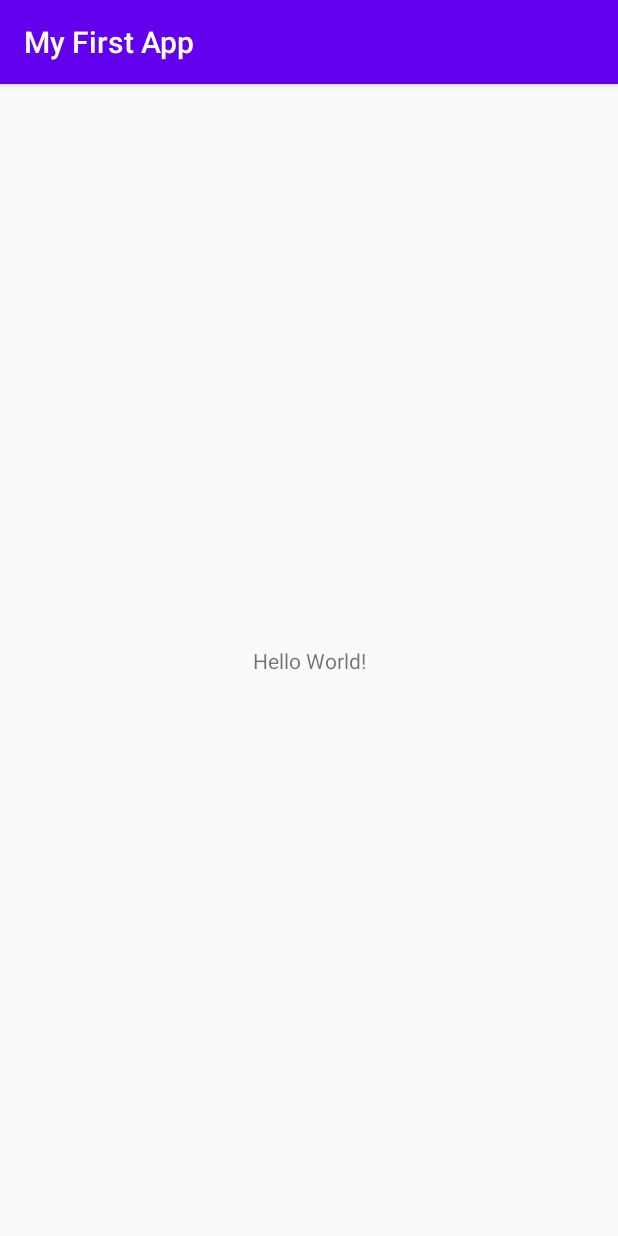
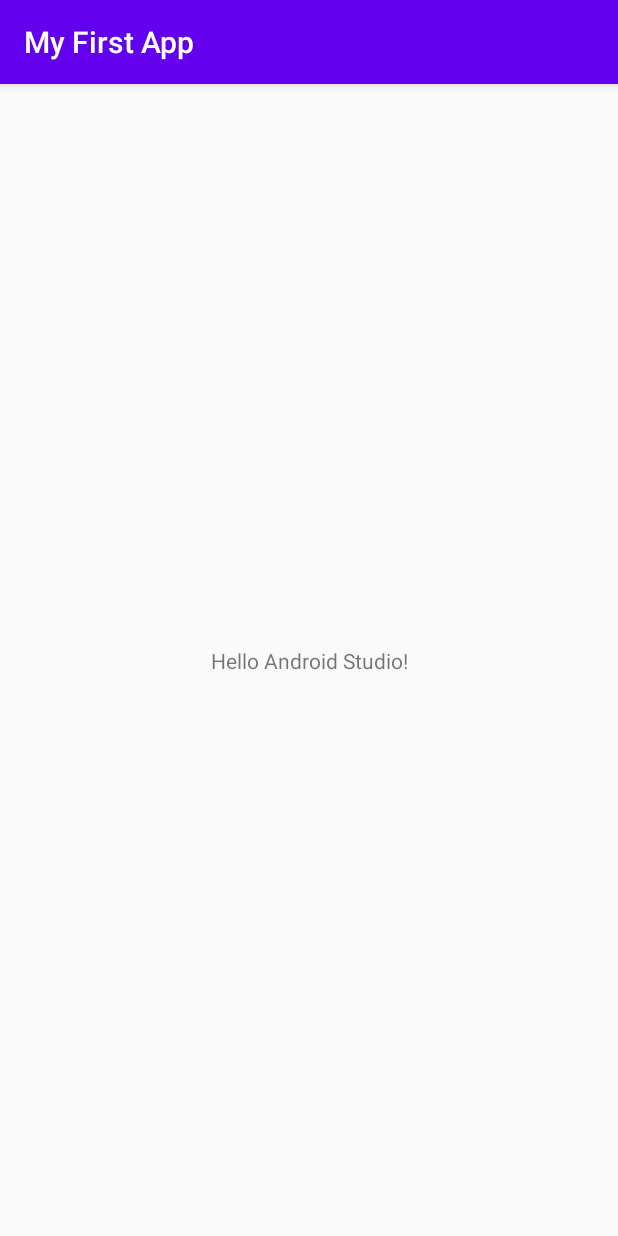
Before and after one commit to rtakemura-cq/Android1, an Android app: the screen it shows after launch (MainActivity), on a phone screen of 412 x 824 dp. Run offline under Robolectric (Android 15) with nearby library versions, the phone set to English and light mode, and no system bars.

Commit message:
textを変更しました。

```diff
--- a/app/src/main/java/com/example/myfirstapp/MainActivity.java
+++ b/app/src/main/java/com/example/myfirstapp/MainActivity.java
@@ -10,5 +10,7 @@ public class MainActivity extends AppCompatActivity {
     protected void onCreate(Bundle savedInstanceState) {
         super.onCreate(savedInstanceState);
         setContentView(R.layout.activity_main);
+
+        //Hello, World. から　Hello, AndroidStudio. に変更しました。
     }
 }
--- a/app/src/main/res/layout/activity_main.xml
+++ b/app/src/main/res/layout/activity_main.xml
@@ -9,7 +9,7 @@
     <TextView
         android:layout_width="wrap_content"
         android:layout_height="wrap_content"
-        android:text="Hello World!"
+        android:text="Hello Android Studio!"
         app:layout_constraintBottom_toBottomOf="parent"
         app:layout_constraintLeft_toLeftOf="parent"
         app:layout_constraintRight_toRightOf="parent"
```
